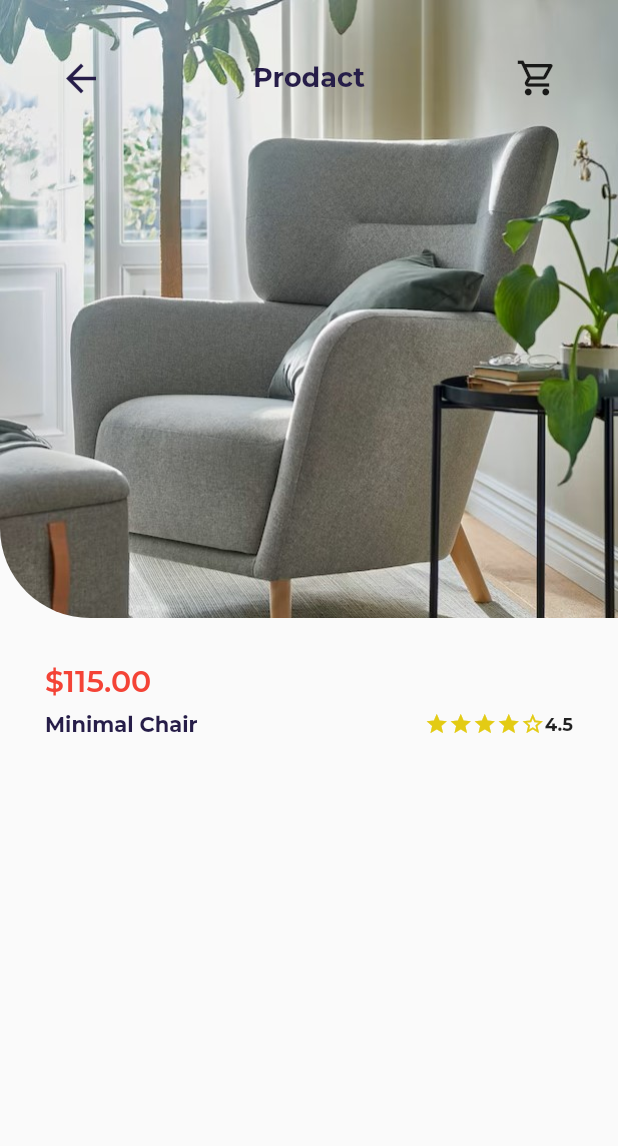
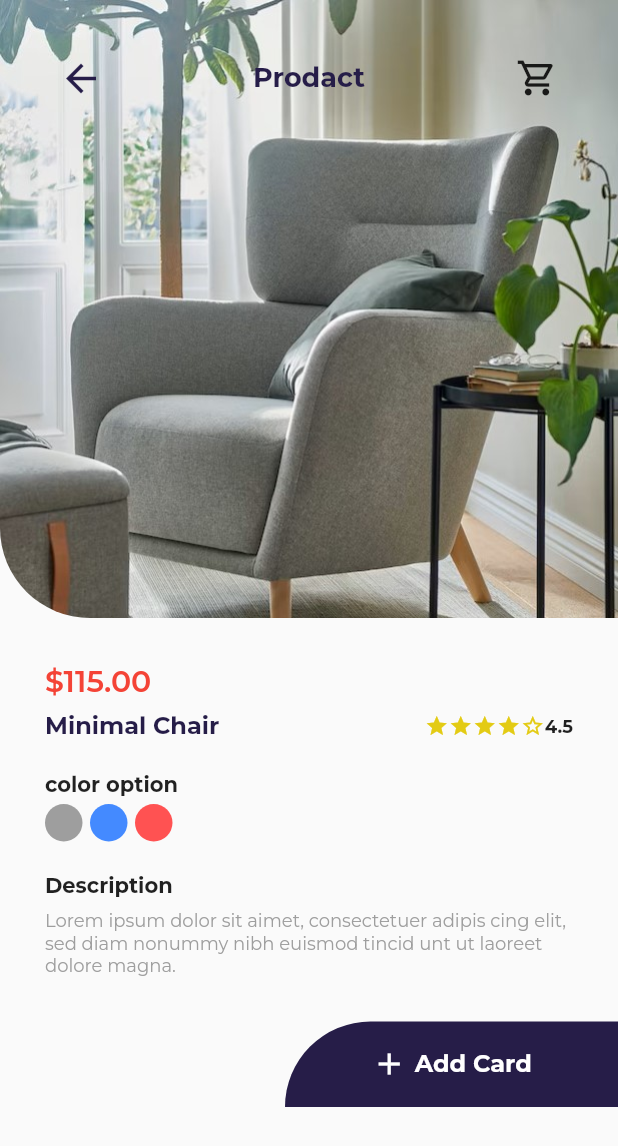
Before and after one commit to abdulrhmanGhandour/IEEETask1, a Flutter app: the ProdactView screen opened by its route, on a phone screen of 412 x 824 dp. Shown: the top 1146 px of the screen. Run offline on Flutter 3.47's test engine with Material 2 defaults, Android fonts, the phone set to English and light mode, and no system bars; our stand-ins replace font_awesome_flutter, google_fonts.

Commit message:
prodact view done

```diff
--- /dev/null
+++ b/lib/features/prodact/presanteion/view/widgets/color_option.dart
@@ -0,0 +1,34 @@
+import 'package:flutter/material.dart';
+
+class ColorOption extends StatelessWidget {
+  const ColorOption({super.key});
+
+  @override
+  Widget build(BuildContext context) {
+    return const Row(
+      children: [
+        ColorIcon(color: Colors.grey),
+        SizedBox(width: 5,),
+        ColorIcon(color: Colors.blueAccent),
+         SizedBox(width: 5,),
+        ColorIcon(color: Colors.redAccent),
+      ],
+    );
+  }
+}
+
+class ColorIcon extends StatelessWidget {
+  const ColorIcon({super.key, required this.color});
+  final Color color;
+  @override
+  Widget build(BuildContext context) {
+    return Container(
+      height: 25,
+      width: 25,
+      decoration: BoxDecoration(
+        color: color,
+        borderRadius: BorderRadius.circular(30),
+      ),
+    );
+  }
+}
--- a/lib/features/prodact/presanteion/view/widgets/deatels_section.dart
+++ b/lib/features/prodact/presanteion/view/widgets/deatels_section.dart
@@ -2,6 +2,7 @@ import 'package:flutter/material.dart';
 import 'package:ieee_task1/const.dart';
 import 'package:ieee_task1/core/utls/styles.dart';
 import 'package:ieee_task1/core/utls/widgets/rateing_widget.dart';
+import 'package:ieee_task1/features/prodact/presanteion/view/widgets/color_option.dart';
 
 class DeatelsSection extends StatelessWidget {
   const DeatelsSection({super.key});
@@ -24,12 +25,30 @@ class DeatelsSection extends StatelessWidget {
             children: [
               Text(
                 'Minimal Chair',
-                style: Styles.textStyle14.copyWith(color: kNavyBlueColor),
+                style: Styles.textStyle16.copyWith(color: kNavyBlueColor),
               ),
               const Spacer(),
               const ReatingWidget(),
             ],
           ),
+          const SizedBox(
+            height: 20,
+          ),
+          const Text('color option', style: Styles.textStyle14),
+          const SizedBox(
+            height: 5,
+          ),
+          const ColorOption(),
+          const SizedBox(
+            height: 20,
+          ),
+          const Text('Description', style: Styles.textStyle14),
+          const SizedBox(
+            height: 8,
+          ),
+          const Text(
+              'Lorem ipsum dolor sit aimet, consectetuer adipis cing elit, sed diam nonummy nibh euismod tincid unt ut laoreet dolore magna.',
+              style: Styles.textStyle12),
         ],
       ),
     );
--- a/lib/features/prodact/presanteion/view/widgets/prodact_view_body.dart
+++ b/lib/features/prodact/presanteion/view/widgets/prodact_view_body.dart
@@ -1,4 +1,7 @@
 import 'package:flutter/material.dart';
+import 'package:ieee_task1/const.dart';
+import 'package:ieee_task1/core/utls/styles.dart';
+
 import 'package:ieee_task1/core/utls/widgets/custom_app_bar.dart';
 import 'package:ieee_task1/features/prodact/presanteion/view/widgets/deatels_section.dart';
 
@@ -8,7 +11,7 @@ class ProdactViewBody extends StatelessWidget {
   @override
   Widget build(BuildContext context) {
     return Column(
-    crossAxisAlignment: CrossAxisAlignment.start,
+      crossAxisAlignment: CrossAxisAlignment.start,
       children: [
         Stack(
           children: [
@@ -22,7 +25,36 @@ class ProdactViewBody extends StatelessWidget {
           ],
         ),
         const DeatelsSection(),
-
+        GestureDetector(
+          child: Padding(
+            padding: const EdgeInsets.only(left: 190),
+            child: Container(
+              height: 57,
+              decoration: const BoxDecoration(
+                color: kNavyBlueColor,
+                borderRadius: BorderRadius.only(
+                  topLeft: Radius.circular(60),
+                ),
+              ),
+              child: Row(
+                mainAxisAlignment: MainAxisAlignment.center,
+                children: [
+                  const Icon(
+                    Icons.add,
+                    color: Colors.white,
+                  ),
+                  const SizedBox(
+                    width: 5,
+                  ),
+                  Text(
+                    'Add Card',
+                    style: Styles.textStyle16.copyWith(color: Colors.white),
+                  ),
+                ],
+              ),
+            ),
+          ),
+        ),
       ],
     );
   }
```
